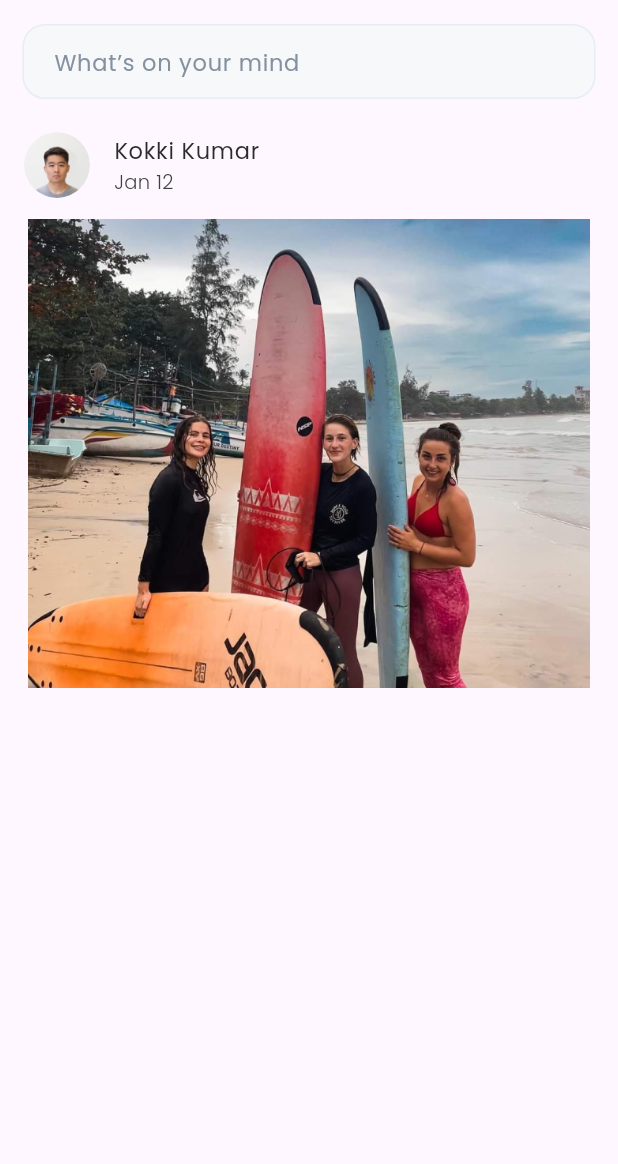
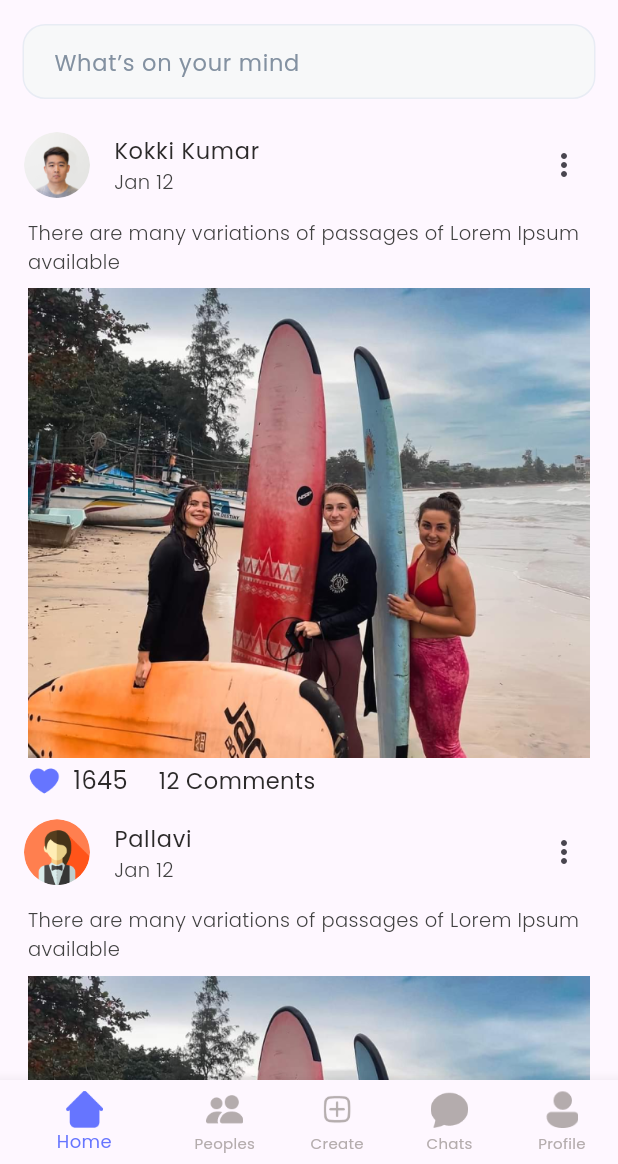
Before and after one commit to mhd-atheel/duck, a Flutter app: the screen it shows after launch, on a phone screen of 412 x 824 dp, the part 72-1236 px from its top. Run offline on Flutter 3.47's test engine with Material 3 defaults, Android fonts, the phone set to English and light mode, and no system bars; our stand-ins replace google_fonts.

Commit message:
create post Ui

```diff
--- /dev/null
+++ b/lib/components/bottom_navbar.dart
@@ -0,0 +1,88 @@
+import 'package:duck/global_colors.dart';
+import 'package:duck/home_screen/home_view.dart';
+import 'package:flutter/material.dart';
+
+class BottomNavbar extends StatefulWidget {
+  const BottomNavbar({super.key});
+
+  @override
+  State<BottomNavbar> createState() => _BottomNavbarState();
+}
+
+class _BottomNavbarState extends State<BottomNavbar> {
+  int currentIndex = 0;
+
+  @override
+  Widget build(BuildContext context) {
+    return  Scaffold(
+      bottomNavigationBar: _buildBottomNavigationBar(),
+      body: _buildPageContent(),
+    );
+  }
+
+  Widget _buildPageContent() {
+    // Implement the content of each tab based on the selected index (_currentIndex)
+    // You can use a widget like IndexedStack or a Navigator with multiple pages
+    // Here's an example using IndexedStack:
+    return IndexedStack(
+      index: currentIndex,
+      children: const [
+        HomeView(),
+        HomeView(),
+        HomeView(),
+        HomeView(),
+        HomeView(),
+      ],
+    );
+  }
+  Widget _buildBottomNavigationBar() {
+    // Set your desired background color here
+
+    return BottomNavigationBar(
+      currentIndex: currentIndex,
+      // selectedItemColor: GlobalVariables.mainColor,
+      unselectedItemColor:const Color(0xffB4ACAD),
+      unselectedFontSize: 10,
+      selectedFontSize: 12,
+      selectedItemColor: GlobalColor.mainColor,
+      showSelectedLabels: true,
+      showUnselectedLabels: true,
+      onTap: (int newIndex) {
+        // Update the selected index when a tab is tapped
+        setState(() {
+          currentIndex = newIndex;
+        });
+      },
+      items:  [
+        BottomNavigationBarItem(
+            icon:Image.asset('assets/icons/home.png',width: 25,height: 25),
+            label: 'Home',
+            activeIcon:Image.asset('assets/icons/selectHome.png',width: 25,height: 25)
+        ),
+        BottomNavigationBarItem(
+            icon:Image.asset('assets/icons/users.png',width: 25,height: 25),
+            label: 'Peoples',
+            activeIcon:Image.asset('assets/icons/selectUsers.png',width: 25,height: 25)
+        ),
+        BottomNavigationBarItem(
+            icon:Image.asset('assets/icons/add.png',width: 25,height: 25),
+            label: 'Create',
+            activeIcon:Image.asset('assets/icons/selectAdd.png',width: 25,height: 25)
+        ),
+        BottomNavigationBarItem(
+            icon:Image.asset('assets/icons/message.png',width: 25,height: 25),
+            label: 'Chats',
+            activeIcon:Image.asset('assets/icons/selectMessage.png',width: 25,height: 25)
+        ),
+        BottomNavigationBarItem(
+            icon:Image.asset('assets/icons/profile.png',width: 25,height: 25),
+            label: 'Profile',
+            activeIcon:Image.asset('assets/icons/selectProfile.png',width: 25,height: 25)
+        ),
+
+
+      ],
+    );
+  }
+
+}
--- a/lib/components/post.dart
+++ b/lib/components/post.dart
@@ -2,7 +2,11 @@ import 'package:duck/global_colors.dart';
 import 'package:flutter/material.dart';
 
 class Post extends StatefulWidget {
-  const Post({super.key});
+  final String image;
+  final String profile;
+  final String name;
+
+  const Post({super.key, required this.image, required this.profile, required this.name});
 
   @override
   State<Post> createState() => _PostState();
@@ -25,11 +29,11 @@ class _PostState extends State<Post> {
               borderRadius: BorderRadius.circular(22),
               child: SizedBox.fromSize(
                 size: const Size.fromRadius(22),
-                child: Image.asset('assets/images/profile.png'),
+                child: Image.asset(widget.profile),
               ),
             ),
             title: Text(
-              'Kokki Kumar',
+              widget.name,
               style: TextStyle(
                 fontSize: 15,
                 color: GlobalColor.blackBold
@@ -43,13 +47,61 @@ class _PostState extends State<Post> {
                 fontWeight:FontWeight.w300
               ),
             ),
+            trailing: const Icon(Icons.more_vert_outlined),
           ),
           Padding(
             padding:EdgeInsets.symmetric(horizontal: width *0.045),
+            child: Row(
+              children: [
+                Expanded(
+                  child: Text(
+                    'There are many variations of '
+                        'passages of Lorem Ipsum available',
+                    style: TextStyle(
+                        fontSize: 13,
+                        color: GlobalColor.blackNormal,
+                        fontWeight:FontWeight.w300
+                    ),
+                  ),
+                ),
+              ],
+            ),
+          ),
+          SizedBox(height: height *0.01,),
+          Padding(
+            padding:EdgeInsets.symmetric(horizontal: width *0.045),
             child: Image.asset(
-              'assets/images/post.png',
+              widget.image,
               width: width,
               fit: BoxFit.contain,
+            ),
+          ),
+          SizedBox(height: height *0.005,),
+          Padding(
+            padding:EdgeInsets.symmetric(horizontal: width *0.045),
+            child: Row(
+              children: [
+                Image.asset('assets/icons/liked.png',
+                  height: 22,
+                  width: 22,
+                ),
+                SizedBox(width: width *0.02,),
+                Text(
+                  '1645',
+                  style: TextStyle(
+                      fontSize: 16,
+                      color: GlobalColor.blackBold
+                  ),
+                ),
+                SizedBox(width: width *0.05,),
+                Text(
+                  '12 Comments',
+                  style: TextStyle(
+                      fontSize: 15,
+                      color: GlobalColor.blackBold
+                  ),
+                ),
+              ],
             ),
           )
         ],
--- a/lib/home_screen/home_view.dart
+++ b/lib/home_screen/home_view.dart
@@ -24,7 +24,8 @@ class HomeView extends StatelessWidget {
           )
         ],
       ),
-      body:  Column(
+      body:  SingleChildScrollView(
+        child: Column(
           children: [
             Padding(
               padding: const EdgeInsets.symmetric(horizontal: 15.0,vertical: 8),
@@ -51,8 +52,18 @@ class HomeView extends StatelessWidget {
                 ),
               ),
             ),
-          const Post()
+            const Post(
+              image: 'assets/images/post.png',
+              profile: 'assets/images/profile.png',
+              name: 'Kokki Kumar',
+            ),
+            const Post(
+              image: 'assets/images/post.png',
+              profile: 'assets/images/profile2.png',
+              name: 'Pallavi',
+            )
           ],
+        ),
       ),
     );
   }
--- a/lib/main.dart
+++ b/lib/main.dart
@@ -1,3 +1,4 @@
+import 'package:duck/components/bottom_navbar.dart';
 import 'package:duck/home_screen/home_view.dart';
 import 'package:flutter/material.dart';
 import 'package:google_fonts/google_fonts.dart';
@@ -24,7 +25,7 @@ class MyApp extends StatelessWidget {
       title: 'Flutter Demo',
       debugShowCheckedModeBanner: false,
       theme:  _buildTheme(Brightness.light),
-      home: const HomeView(),
+      home: const BottomNavbar(),
     );
   }
 }
```
Also changed, not shown: assets/icons/add.png (added), assets/icons/home.png (added), assets/icons/liked.png (renamed from assets/icons/img.png), assets/icons/selectAdd.png (added), assets/icons/selectHome.png (added). Lines whose indentation alone changed are shown as unchanged.
